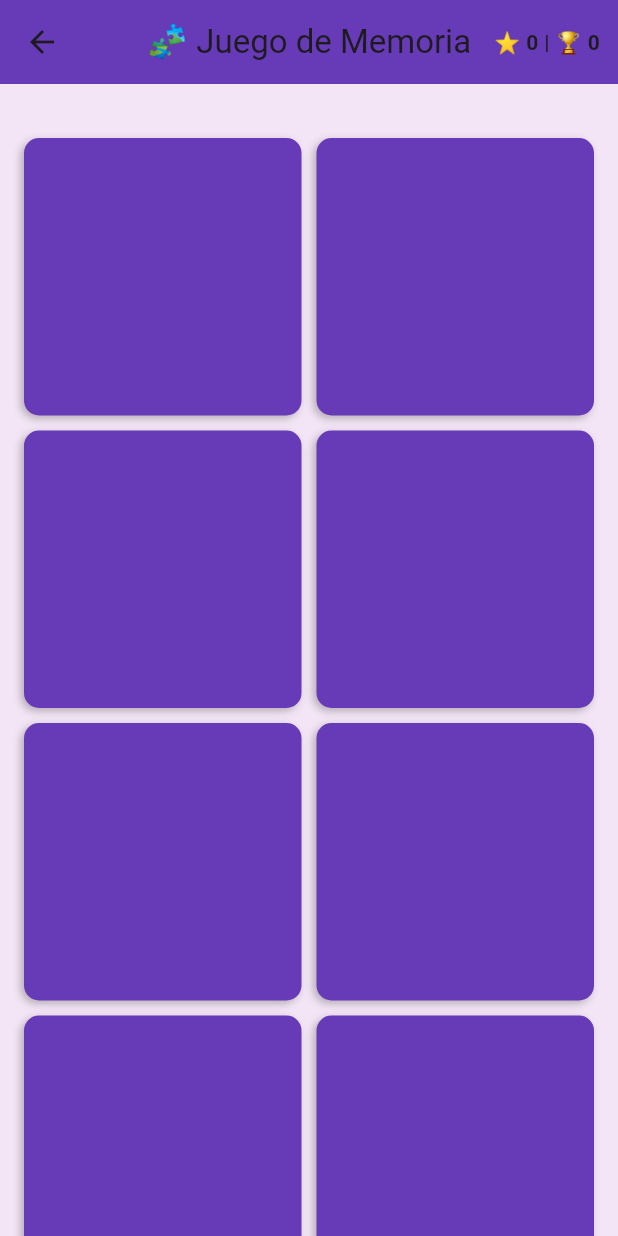
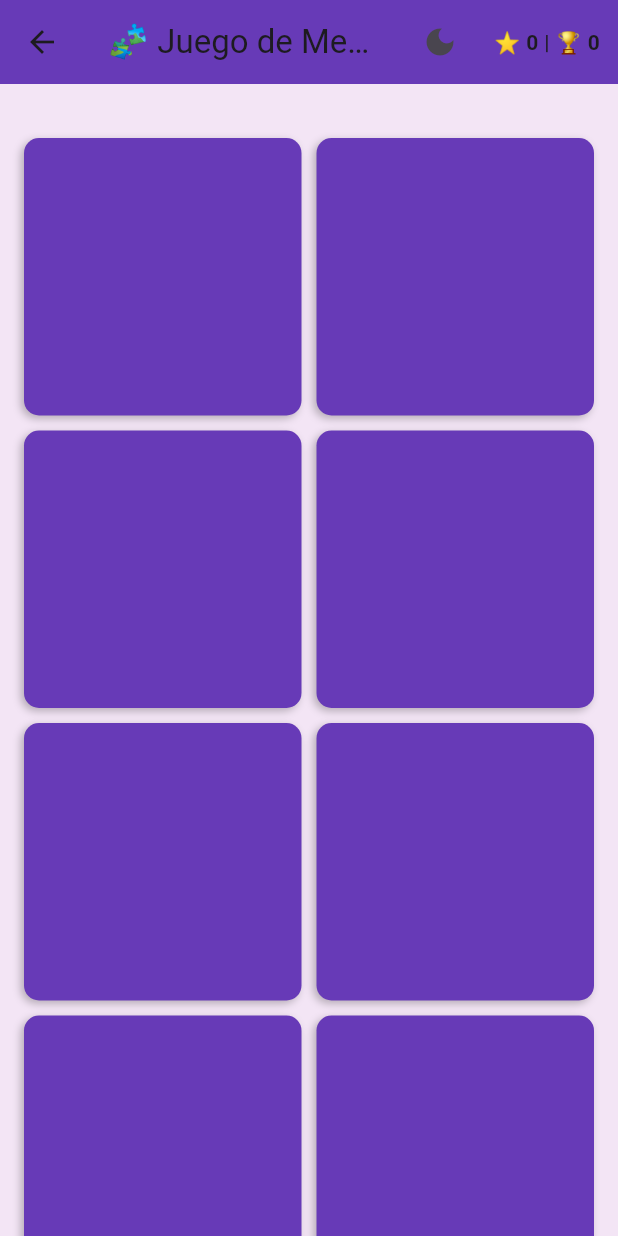
Before and after one commit to gemaGs-max/PalabraManiaFlutter, a Flutter app: the MemoriaPage screen opened directly, on a phone screen of 412 x 824 dp. Run offline on Flutter 3.47's test engine with Material 3 defaults, Android fonts, the light colour scheme and no system bars; our stand-ins replace audioplayers, cloud_firestore, confetti, firebase_auth, firebase_core, shared_preferences; missing offline and left inert: dart:html, translator; accounts and stored records are empty.

Commit message:
Mejoras visuales en memoria y avatar, incluyendo modo noche y ajustes UI

```diff
--- a/lib/memoria.dart
+++ b/lib/memoria.dart
@@ -1,3 +1,4 @@
+// ignore_for_file: use_build_context_synchronously
 import 'package:flutter/material.dart';
 import 'dart:math';
 import 'package:palabramania/services/firestore_service.dart';
@@ -5,20 +6,19 @@
 import 'package:audioplayers/audioplayers.dart';
 import 'package:firebase_auth/firebase_auth.dart';
 
-// Pantalla principal del minijuego de memoria
 class MemoriaPage extends StatefulWidget {
   @override
   _MemoriaPageState createState() => _MemoriaPageState();
 }
 
-// Estado de la pantalla de memoria
 class _MemoriaPageState extends State<MemoriaPage> {
   List<_CartaMemoria> _cartas = [];
   List<int> _seleccionadas = [];
   bool _bloqueado = false;
   int _puntos = 0;
   int _mejorPuntuacion = 0;
-  // Controlador de confeti para animaciones
+  bool _modoNoche = false; // 🌙 Activar/desactivar modo oscuro
+
   final ConfettiController _confettiController = ConfettiController(
     duration: Duration(seconds: 2),
   );
@@ -31,7 +31,6 @@
     _cargarMejorPuntuacion();
   }
 
-  // Cargar la mejor puntuación del usuario desde Firestore
   void _cargarMejorPuntuacion() async {
     final uid = FirebaseAuth.instance.currentUser?.uid;
     if (uid != null) {
@@ -44,7 +43,6 @@
     }
   }
 
-  // Limpiar recursos al cerrar la pantalla
   @override
   void dispose() {
     _confettiController.dispose();
@@ -52,7 +50,6 @@
     super.dispose();
   }
 
-  // Generar las cartas mezcladas del juego
   void _generarCartas() {
     final pares = [
       {'es': '🏠', 'en': 'House'},
@@ -62,13 +59,11 @@
       {'es': '🏫', 'en': 'School'},
       {'es': '💻', 'en': 'Computer'},
     ];
-    // Crear una lista con todas las cartas duplicadas
     List<_CartaMemoria> todas = [];
     for (var par in pares) {
       todas.add(_CartaMemoria(texto: par['es']!, id: par['es']!));
       todas.add(_CartaMemoria(texto: par['en']!, id: par['es']!));
     }
-    // Mezclar las cartas aleatoriamente
     todas.shuffle(Random());
     setState(() {
       _cartas = todas;
@@ -76,7 +71,6 @@
     });
   }
 
-  // Lógica al pulsar una carta
   void _seleccionarCarta(int index) async {
     if (_bloqueado || _cartas[index].descubierta || _cartas[index].girada)
       return;
@@ -99,7 +93,7 @@
 
       final sonido = esPar ? 'correcto.mp3' : 'error.mp3';
       await _player.play(AssetSource('audios/$sonido'));
-      // Esperar un momento antes de revelar el resultado
+
       Future.delayed(Duration(milliseconds: 700), () {
         setState(() {
           if (esPar) {
@@ -143,14 +137,20 @@
     }
   }
 
-  // Diálogo final al terminar el juego
   void _mostrarDialogoFinal() {
     showDialog(
       context: context,
       builder:
           (context) => AlertDialog(
-            title: Text('🎉 ¡Has encontrado todas las parejas!'),
-            content: Text('Tu puntuación: $_puntos'),
+            backgroundColor: _modoNoche ? Colors.grey[900] : null,
+            title: Text(
+              '🎉 ¡Has encontrado todas las parejas!',
+              style: TextStyle(color: _modoNoche ? Colors.white : null),
+            ),
+            content: Text(
+              'Tu puntuación: $_puntos',
+              style: TextStyle(color: _modoNoche ? Colors.white70 : null),
+            ),
             actions: [
               TextButton(
                 onPressed: () {
@@ -171,7 +171,6 @@
     );
   }
 
-  // Construye la carta con animación
   Widget _buildCarta(_CartaMemoria carta, int index) {
     return GestureDetector(
       onTap: () => _seleccionarCarta(index),
@@ -185,8 +184,10 @@
             color:
                 carta.colorTemporal ??
                 (carta.girada || carta.descubierta
-                    ? Colors.white
-                    : Colors.deepPurple),
+                    ? (_modoNoche ? Colors.grey[300] : Colors.white)
+                    : (_modoNoche
+                        ? Colors.deepPurple.shade900
+                        : Colors.deepPurple)),
             borderRadius: BorderRadius.circular(10),
             boxShadow: [
               BoxShadow(
@@ -209,7 +210,10 @@
               style: TextStyle(
                 fontSize: MediaQuery.of(context).size.width > 600 ? 24 : 20,
                 fontWeight: FontWeight.bold,
-                color: carta.descubierta ? Colors.green.shade800 : Colors.black,
+                color:
+                    carta.descubierta
+                        ? Colors.green.shade800
+                        : (_modoNoche ? Colors.white : Colors.black),
               ),
             ),
           ),
@@ -218,18 +222,26 @@
     );
   }
 
-  // Guarda la puntuación en Firestore
   @override
   Widget build(BuildContext context) {
     return Stack(
       children: [
         Scaffold(
-          backgroundColor: Color(0xFFF3E5F5),
+          backgroundColor: _modoNoche ? Colors.black : Color(0xFFF3E5F5),
           appBar: AppBar(
             title: Text('🧩 Juego de Memoria'),
-            backgroundColor: Colors.deepPurple,
+            backgroundColor: _modoNoche ? Colors.black87 : Colors.deepPurple,
             centerTitle: true,
             actions: [
+              IconButton(
+                icon: Icon(_modoNoche ? Icons.light_mode : Icons.dark_mode),
+                tooltip: 'Modo noche',
+                onPressed: () {
+                  setState(() {
+                    _modoNoche = !_modoNoche;
+                  });
+                },
+              ),
               Padding(
                 padding: const EdgeInsets.all(12.0),
                 child: Center(
@@ -254,7 +266,6 @@
                             : width > 600
                             ? 4
                             : 2;
-
                     return GridView.builder(
                       padding: EdgeInsets.all(16),
                       itemCount: _cartas.length,
@@ -289,7 +300,6 @@
   }
 }
 
-// Modelo de cada carta de memoria
 class _CartaMemoria {
   final String texto;
   final String id;
@@ -300,7 +310,6 @@
   _CartaMemoria({required this.texto, required this.id});
 }
 
-// Transición personalizada para girar las cartas al estilo flip
 class RotationYTransition extends StatelessWidget {
   final Animation<double> turns;
   final Widget child;
@@ -314,7 +323,6 @@
         Matrix4.identity()
           ..setEntry(3, 2, 0.001)
           ..rotateY(angle);
-
     return Transform(
       transform: transform,
       alignment: Alignment.center,
--- a/lib/pantalla_avatar.dart
+++ b/lib/pantalla_avatar.dart
@@ -15,9 +15,9 @@
     'avatar2.png',
     'avatar3.png',
     'avatar4.jpg',
-    'avatar5.jpg',
+    'avatar5.png',
     'avatar6.jpg',
-    'avatar7.jpg',
+    'avatar7.png',
     'avatar8.jpg',
   ];
 
```
